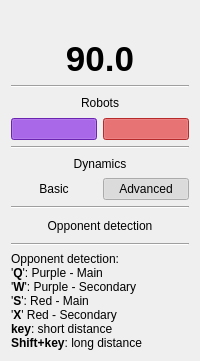
First picture: the form in bhbot/tools/simulator/mainbar.ui, repository alberthier/bhware, before the edit.
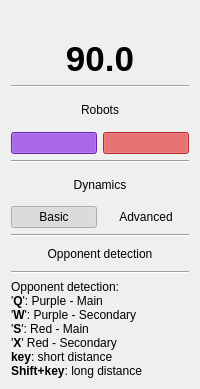
Second picture: the form after the edit.

Commit message: Basic dynamics by default

Diff of the .ui file:
```diff
--- a/bhbot/tools/simulator/mainbar.ui
+++ b/bhbot/tools/simulator/mainbar.ui
@@ -7,7 +7,7 @@
     <x>0</x>
     <y>0</y>
     <width>200</width>
-    <height>361</height>
+    <height>389</height>
    </rect>
   </property>
   <property name="sizePolicy">
@@ -369,6 +369,9 @@
        <property name="checkable">
         <bool>true</bool>
        </property>
+       <property name="checked">
+        <bool>true</bool>
+       </property>
        <property name="flat">
         <bool>true</bool>
        </property>
@@ -382,9 +385,6 @@
        <property name="checkable">
         <bool>true</bool>
        </property>
-       <property name="checked">
-        <bool>true</bool>
-       </property>
        <property name="flat">
         <bool>true</bool>
        </property>
```
